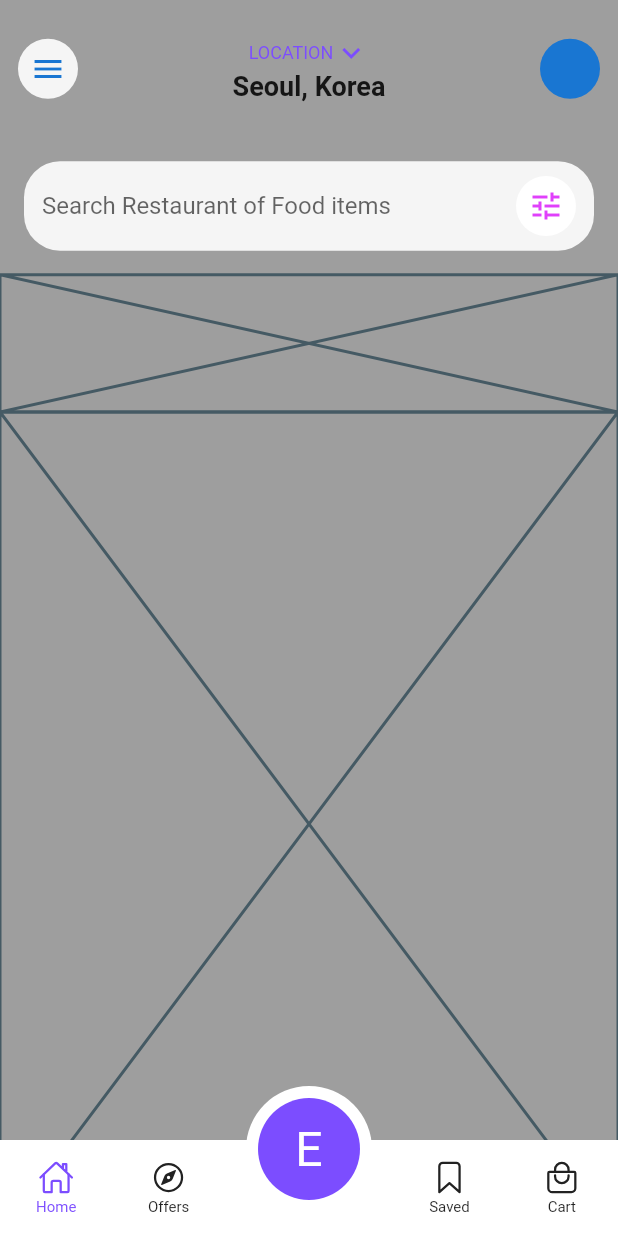
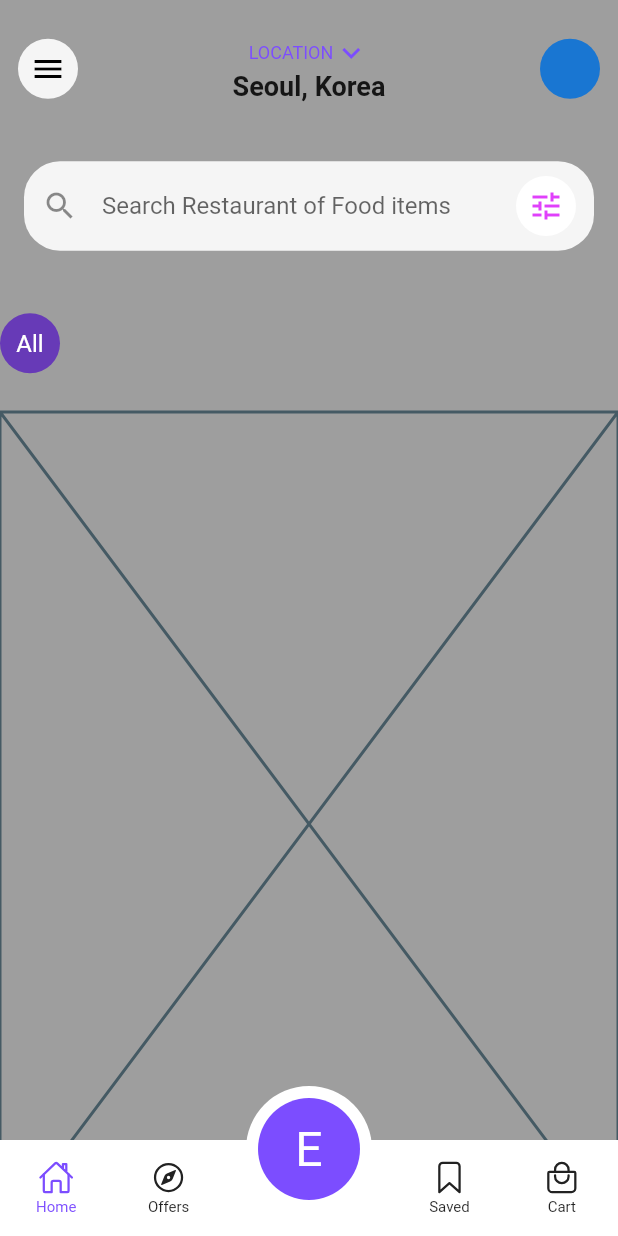
Before and after one commit to JAICHANGPARK/flutter_notebook_18th_story, a Flutter app: the screen it shows after launch, on a phone screen of 412 x 824 dp. Run offline on Flutter 3.47's test engine with Material 2 defaults, Android fonts, the phone set to English and light mode, and no system bars; our stand-ins replace cached_network_image, flutter_riverpod, go_router, ionicons.

Commit message:
Update food_delivery_home_screen.dart

```diff
--- a/lib/ep1054_food_delivery_app/src/ui/food_delivery_home_screen.dart
+++ b/lib/ep1054_food_delivery_app/src/ui/food_delivery_home_screen.dart
@@ -1,3 +1,4 @@
+import 'package:flutter/cupertino.dart';
 import 'package:flutter/material.dart';
 import 'package:ionicons/ionicons.dart';
 
@@ -37,6 +38,7 @@ class _FoodDeliveryHomeScreenState extends State<FoodDeliveryHomeScreen> {
                                 alignment: Alignment.centerLeft,
                                 child: CircleAvatar(
                                   backgroundColor: Colors.grey[100],
+                                  foregroundColor: Colors.black,
                                   child: const Icon(
                                     Icons.menu,
                                   ),
@@ -94,9 +96,9 @@ class _FoodDeliveryHomeScreenState extends State<FoodDeliveryHomeScreen> {
                                   Expanded(
                                     child: TextField(
                                       decoration: InputDecoration(
-                                        border: InputBorder.none,
-                                        hintText: "Search Restaurant of Food items"
-                                      ),
+                                          icon: Icon(Icons.search),
+                                          border: InputBorder.none,
+                                          hintText: "Search Restaurant of Food items"),
                                     ),
                                   ),
                                   CircleAvatar(
@@ -109,8 +111,17 @@ class _FoodDeliveryHomeScreenState extends State<FoodDeliveryHomeScreen> {
                             ),
                           ),
                         ),
-                        const Expanded(
-                          child: const Placeholder(),
+                        Expanded(
+                          child: ListView(
+                            scrollDirection: Axis.horizontal,
+                            children: [
+                              CircleAvatar(
+                                backgroundColor: Colors.deepPurple,
+                                foregroundColor: Colors.white,
+                                child: Text("All"),
+                              )
+                            ],
+                          ),
                         ),
                       ],
                     ),
```
